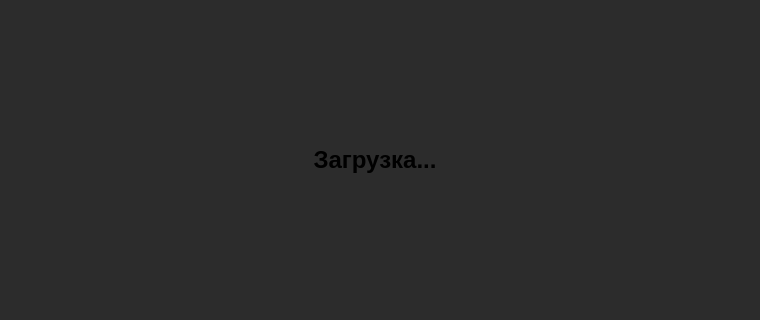
Old version of the form mainwindow.ui in the repository DanilMakushev/weather; both pictures show x 160 to 920 and y 205 to 525 of the 1080 by 720 pixel window.
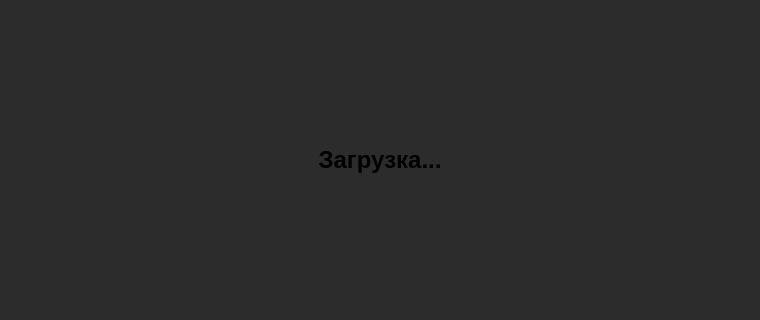
New version of the form. The open tabs and pages were chosen to show the change. Icons and pictures are not drawn.

Diff of the .ui file:
```diff
--- a/mainwindow.ui
+++ b/mainwindow.ui
@@ -70,9 +70,9 @@
      <widget class="QLabel" name="startLabel">
       <property name="geometry">
        <rect>
-        <x>420</x>
+        <x>240</x>
         <y>340</y>
-        <width>230</width>
+        <width>600</width>
         <height>50</height>
        </rect>
       </property>
```
